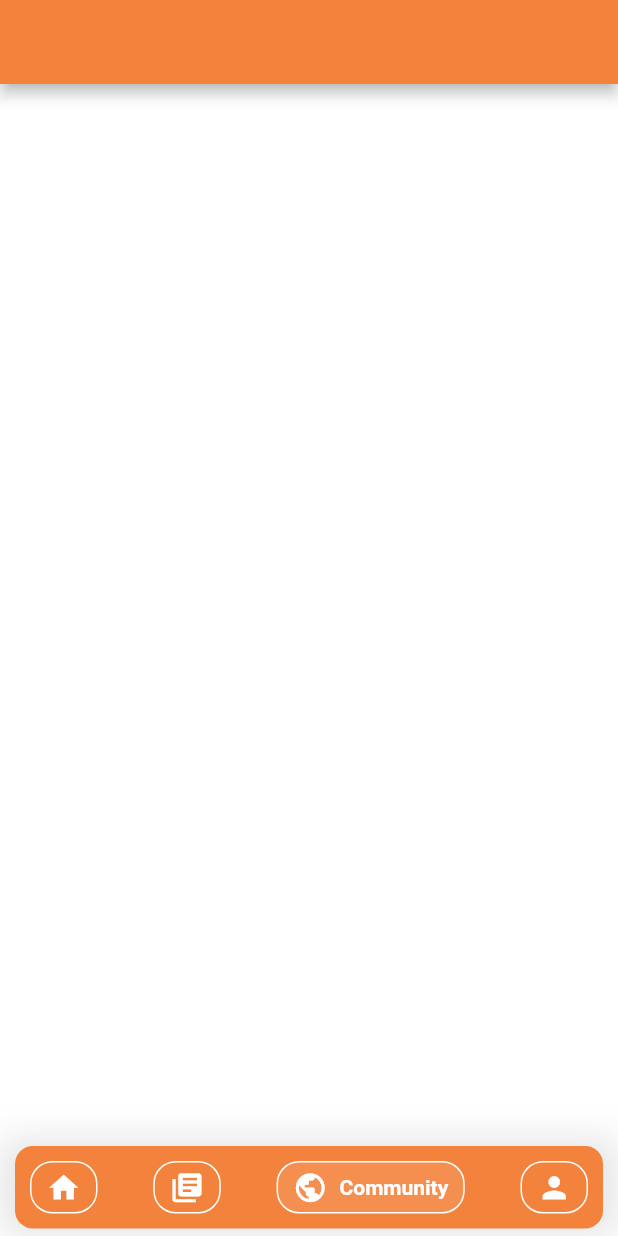
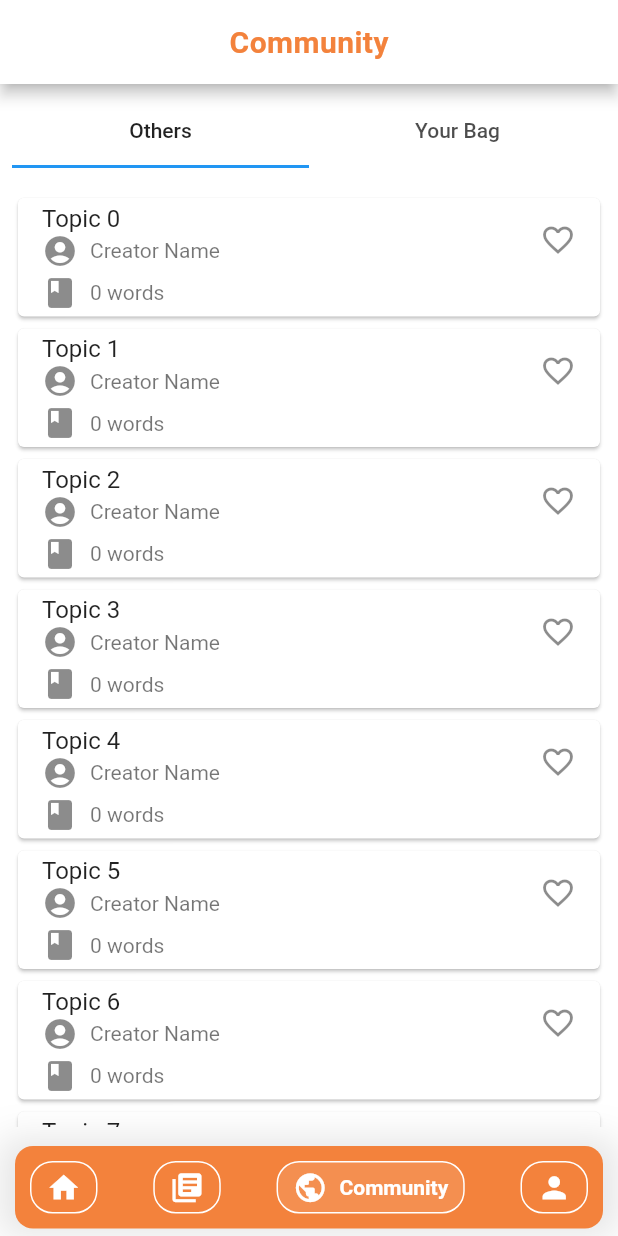
Before and after one commit to DevPhamPham/orange_card, a Flutter app: the screen it shows once a user with an empty profile is signed in, item 3 of the bottom bar chosen, on a phone screen of 412 x 824 dp. Run offline on Flutter 3.47's test engine with Material 3 defaults, Android fonts, the light colour scheme and no system bars; drawn by our look-alikes of google_nav_bar; our stand-ins replace cloud_firestore, date_format, firebase_auth, firebase_core, firebase_storage, flutter_svg and 2 more; accounts and stored records are empty; network calls fail; Roboto replaces fonts that are missing (WorkSans).

Commit message:
update commu

```diff
--- a/lib/app_theme.dart
+++ b/lib/app_theme.dart
@@ -19,6 +19,11 @@ class AppTheme {
   static const Color chipBackground = Color(0xFFEEF1F3);
   static const Color spacer = Color(0xFFF2F2F2);
   static const String fontName = 'WorkSans';
+
+  static const kPrimaryColor = Color.fromARGB(255, 243, 130, 60);
+  static const kPrimaryColorBlur = Color.fromARGB(199, 252, 218, 197);
+  static const kPrimaryLightColor = Color(0xFFF1E6FF);
+  static const kDangerColor = Colors.redAccent;
 
   static const TextTheme textTheme = TextTheme(
     headline4: display1,
--- a/lib/ui/communityPage/community_screen.dart
+++ b/lib/ui/communityPage/community_screen.dart
@@ -1,5 +1,6 @@
 import 'package:flutter/material.dart';
 import 'package:orange_card/ui/communityPage/components/app_bar.dart';
+import 'package:orange_card/ui/communityPage/components/community_page.dart';
 
 class CommunityPageScreen extends StatelessWidget {
   const CommunityPageScreen({Key? key}) : super(key: key);
@@ -8,6 +9,7 @@ class CommunityPageScreen extends StatelessWidget {
   Widget build(BuildContext context) {
     return const Scaffold(
       appBar: CommunityPageAppBar(),
+      body: CommunityPage(),
     );
   }
 }
--- a/lib/ui/communityPage/components/app_bar.dart
+++ b/lib/ui/communityPage/components/app_bar.dart
@@ -1,7 +1,6 @@
 import 'package:flutter/material.dart';
 import 'package:orange_card/app_theme.dart';
 import 'package:orange_card/ui/auth/constants.dart';
-
 
 class CommunityPageAppBar extends StatelessWidget implements PreferredSizeWidget {
   const CommunityPageAppBar({Key? key}) : super(key: key);
@@ -10,7 +9,8 @@ class CommunityPageAppBar extends StatelessWidget implements PreferredSizeWidget
   Widget build(BuildContext context) {
     return AppBar(
       title: const Text('Community'),
-      backgroundColor: kPrimaryColor,
+      backgroundColor: Colors.white,
+      centerTitle: true,
       titleTextStyle: AppTheme.title_appbar,
     );
   }
--- /dev/null
+++ b/lib/ui/communityPage/components/community_page.dart
@@ -0,0 +1,251 @@
+import 'package:flutter/material.dart';
+import 'package:flutter_svg/svg.dart';
+import 'package:orange_card/app_theme.dart';
+import 'package:orange_card/resources/models/word.dart';
+import 'package:orange_card/ui/communityPage/topic_sreen.dart'; // Nếu cần import Word
+
+// Mô hình Topic
+class Topic {
+  final String id;
+  String title;
+  final int creationTime;
+  int numberOfChildren;
+  int learnedWords;
+  int view;
+  List<Word> words;
+  bool isSaved; // Thêm trạng thái lưu topic
+
+  Topic({
+    required this.id,
+    required this.title,
+    required this.creationTime,
+    required this.numberOfChildren,
+    required this.learnedWords,
+    required this.view,
+    required this.words,
+    this.isSaved = false, // Mặc định là chưa được lưu
+  });
+
+  Topic copyWith({
+    String? id,
+    String? title,
+    int? creationTime,
+    int? numberOfChildren,
+    int? learnedWords,
+    int? view,
+    bool? isSaved,
+  }) {
+    return Topic(
+      words: words,
+      id: id ?? this.id,
+      title: title ?? this.title,
+      creationTime: creationTime ?? this.creationTime,
+      numberOfChildren: numberOfChildren ?? this.numberOfChildren,
+      learnedWords: learnedWords ?? this.learnedWords,
+      view: view ?? this.view,
+      isSaved: isSaved ?? this.isSaved,
+    );
+  }
+}
+
+class CommunityPage extends StatefulWidget {
+  const CommunityPage({Key? key}) : super(key: key);
+
+  @override
+  _CommunityPageState createState() => _CommunityPageState();
+}
+
+class _CommunityPageState extends State<CommunityPage> {
+  late TextEditingController _searchController;
+  List<Topic> _topics = List.generate(
+    20,
+    (index) => Topic(
+      id: 'topic$index',
+      title: 'Topic $index',
+      creationTime: DateTime.now().millisecondsSinceEpoch,
+      numberOfChildren: 0,
+      learnedWords: 0,
+      view: 0,
+      words: [], // Tạo danh sách rỗng ban đầu
+    ),
+  );
+
+  List<Topic> _savedTopics = []; // Danh sách topic đã lưu
+
+  @override
+  void initState() {
+    super.initState();
+    _searchController = TextEditingController();
+    // Khởi tạo trạng thái lưu cho mỗi topic
+    _topics.forEach((topic) {
+      topic.isSaved = false; // Mặc định chưa lưu
+    });
+  }
+
+  @override
+  void dispose() {
+    _searchController.dispose();
+    super.dispose();
+  }
+
+  void _toggleSaved(Topic topic) {
+    setState(() {
+      final savedIndex =
+          _savedTopics.indexWhere((savedTopic) => savedTopic.id == topic.id);
+      if (savedIndex != -1) {
+        _savedTopics.removeAt(savedIndex);
+      } else {
+        _savedTopics.add(topic);
+      }
+      topic.isSaved = !topic.isSaved;
+    });
+  }
+
+  @override
+  Widget build(BuildContext context) {
+    return DefaultTabController(
+      length: 2, // Số lượng tab
+      child: Scaffold(
+        body: Padding(
+          padding: const EdgeInsets.all(8.0),
+          child: Column(
+            crossAxisAlignment: CrossAxisAlignment.start,
+            children: [
+              TabBar(
+                tabs: [
+                  Tab(text: 'Others'), // Tab Others
+                  Tab(text: 'Your Bag'), // Tab Your Bag
+                ],
+              ),
+              SizedBox(height: 16),
+              Expanded(
+                child: TabBarView(
+                  children: [
+                    // TabView cho Others
+                    ListView.builder(
+                      itemCount: _topics.length,
+                      itemBuilder: (context, index) {
+                        final topic = _topics[index];
+                        return Card(
+                          child: ListTile(
+                            title: Text(topic.title),
+                            subtitle: Column(
+                              crossAxisAlignment: CrossAxisAlignment.start,
+                              children: [
+                                Row(
+                                  children: [
+                                    Icon(Icons.account_circle),
+                                    SizedBox(width: 8),
+                                    Text('Creator Name'),
+                                  ],
+                                ),
+                                SizedBox(height: 4),
+                                Row(
+                                  children: [
+                                    Icon(Icons.book),
+                                    SizedBox(width: 8),
+                                    Text('${topic.words.length} words'),
+                                  ],
+                                ),
+                              ],
+                            ),
+                            trailing: GestureDetector(
+                              onTap: () {
+                                _toggleSaved(topic);
+                              },
+                              child: topic.isSaved
+                                  ? Icon(Icons.favorite,
+                                      color:
+                                          Colors.red) // Trái tim đỏ nếu đã lưu
+                                  : Icon(Icons.favorite_border),
+                            ),
+                            onTap: () {
+                              // Xử lý khi người dùng nhấn vào một topic
+                              Navigator.push(
+                                context,
+                                MaterialPageRoute(
+                                  builder: (context) => TopicDetailScreen(
+                                      topicTitle: topic.title),
+                                ),
+                              );
+                            },
+                          ),
+                        );
+                      },
+                    ),
+                    // TabView cho Your Bag
+                    _savedTopics.isEmpty
+                        ? Center(
+                            child: Column(
+                              mainAxisAlignment: MainAxisAlignment.center,
+                              children: [
+                                SvgPicture.asset(
+                                  'assets/icons/empty_bag.svg', // Đường dẫn tới file SVG
+                                  width: 200,
+                                  // height: 100,
+                                ),
+                                SizedBox(height: 16),
+                                Text('Bag empty now', style: AppTheme.caption),
+                              ],
+                            ),
+                          )
+                        : ListView.builder(
+                            itemCount: _savedTopics.length,
+                            itemBuilder: (context, index) {
+                              final topic = _savedTopics[index];
+                              return Card(
+                                child: ListTile(
+                                  title: Text(topic.title),
+                                  subtitle: Column(
+                                    crossAxisAlignment:
+                                        CrossAxisAlignment.start,
+                                    children: [
+                                      Row(
+                                        children: [
+                                          Icon(Icons.account_circle),
+                                          SizedBox(width: 8),
+                                          Text('Creator Name'),
+                                        ],
+                                      ),
+                                      SizedBox(height: 4),
+                                      Row(
+                                        children: [
+                                          Icon(Icons.book),
+                                          SizedBox(width: 8),
+                                          Text('${topic.words.length} words'),
+                                        ],
+                                      ),
+                                    ],
+                                  ),
+                                  trailing: GestureDetector(
+                                    onTap: () {
+                                      _toggleSaved(topic);
+                                    },
+                                    child: Icon(Icons.favorite,
+                                        color: Colors
+                                            .red), // Trái tim đỏ vì đã lưu
+                                  ),
+                                  onTap: () {
+                                    // Xử lý khi người dùng nhấn vào một topic
+                                    Navigator.push(
+                                      context,
+                                      MaterialPageRoute(
+                                        builder: (context) => TopicDetailScreen(
+                                            topicTitle: topic.title),
+                                      ),
+                                    );
+                                  },
+                                ),
+                              );
+                            },
+                          ),
+                  ],
+                ),
+              ),
+            ],
+          ),
+        ),
+      ),
+    );
+  }
+}
```
Also changed, not shown: lib/ui/communityPage/topic_sreen.dart (added, +115 -0 lines), assets/icons/empty_bag.svg (added).
